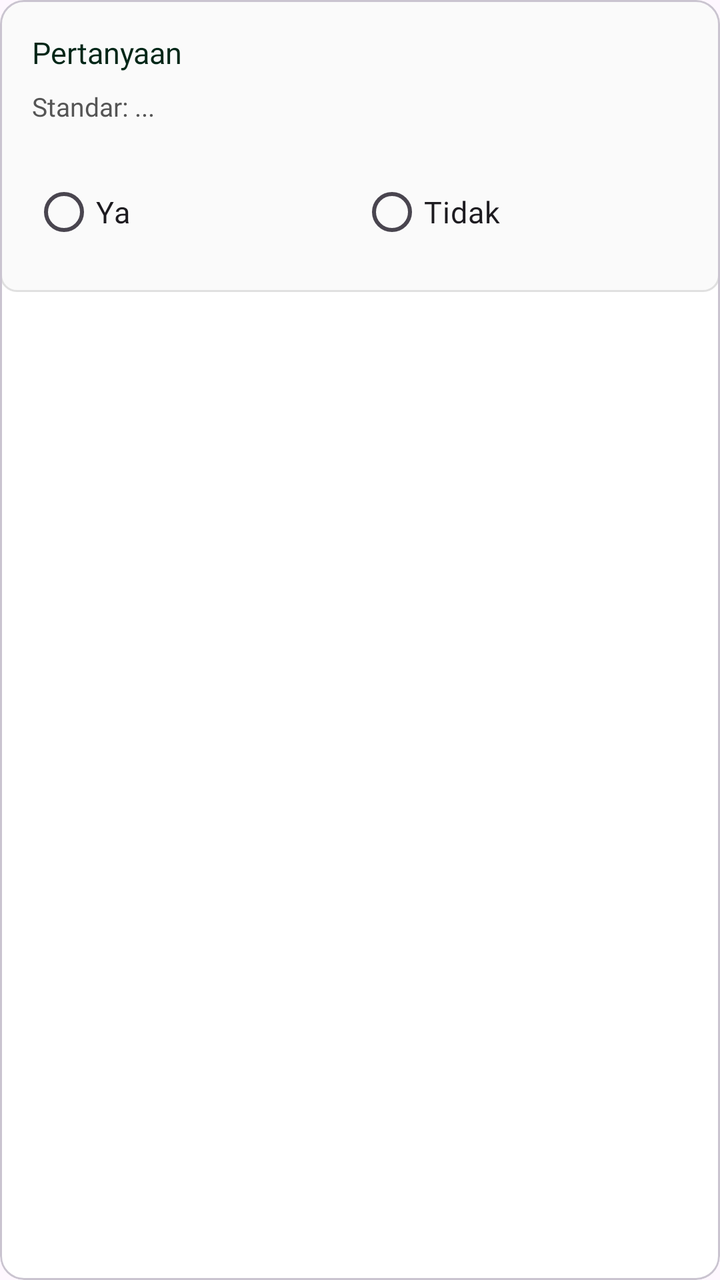
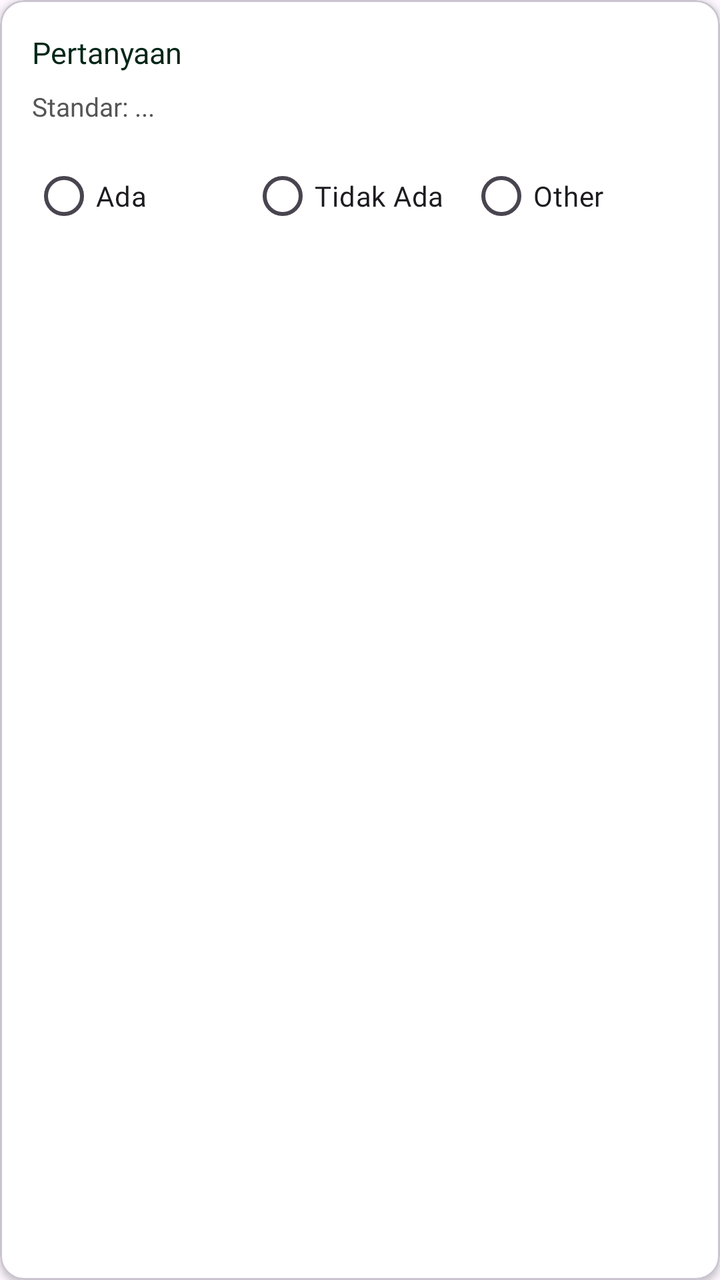

The first picture is an Android layout as it rendered before a commit; the second is the same layout after the commit. The layout source and the unified diff follow.
<!-- AndroidManifest.xml: application theme Theme.Notasawit -->
<!-- res/layout/item_kunjungan_question.xml -->
<?xml version="1.0" encoding="utf-8"?>
<com.google.android.material.card.MaterialCardView
    xmlns:android="http://schemas.android.com/apk/res/android"
    xmlns:app="http://schemas.android.com/apk/res-auto"
    android:layout_width="match_parent"
    android:layout_height="wrap_content"
    android:layout_marginBottom="16dp">

    <LinearLayout
        android:layout_width="match_parent"
        android:layout_height="wrap_content"
        android:padding="16dp"
        android:background="@drawable/bg_card_question"
        android:orientation="vertical">

        <TextView
            android:id="@+id/tvQuestion"
            android:layout_width="match_parent"
            android:layout_height="wrap_content"
            android:text="Pertanyaan"
            android:textColor="#002617"
            android:textSize="15sp"
            android:layout_marginBottom="8dp" android:fontFamily="@font/poppins_semibold" />
            
        <TextView
            android:id="@+id/tvStandard"
            android:layout_width="match_parent"
            android:layout_height="wrap_content"
            android:text="Standar: ..."
            android:textColor="#555555"
            android:textSize="13sp"
            android:layout_marginBottom="12dp" android:fontFamily="@font/poppins_medium" />

        <RadioGroup
            android:id="@+id/rgAnswer"
            android:layout_width="match_parent"
            android:layout_height="wrap_content"
            android:orientation="horizontal"
            android:layout_marginTop="8dp">

            <RadioButton
                android:id="@+id/rbYa"
                android:layout_width="0dp"
                android:textSize="15dp"
                android:fontFamily="@font/poppins_medium"
                android:layout_height="wrap_content"
                android:layout_weight="1"
                android:text="Ya"/>

            <RadioButton
                android:id="@+id/rbTidak"
                android:layout_width="0dp"
                android:textSize="15dp"
                android:fontFamily="@font/poppins_medium"
                android:layout_height="wrap_content"
                android:layout_weight="1"
                android:text="Tidak"/>

        </RadioGroup>

    </LinearLayout>

</com.google.android.material.card.MaterialCardView>
<!-- resources referenced by this layout -->
<resources>
  <!-- drawable bg_card_question (drawable) -->
  <?xml version="1.0" encoding="utf-8"?>
  <shape xmlns:android="http://schemas.android.com/apk/res/android"
      android:shape="rectangle">
  
      <solid android:color="#FAFAFA" />
  
      <stroke
          android:width="1dp"
          android:color="#E0E0E0" />
  
      <corners android:radius="8dp" />
  
  </shape>
  <style name="Theme.Notasawit" parent="Base.Theme.Notasawit" />
  <style name="Base.Theme.Notasawit" parent="Theme.Material3.Light.NoActionBar">
          
          <item name="colorPrimary">@color/primary</item>
          <item name="colorSecondary">@color/secondary</item>
          <item name="colorTertiary">@color/tertiary</item>
          <item name="android:statusBarColor">@color/white</item>
          <item name="android:windowLightStatusBar">true</item>
          
          <item name="elevationOverlayEnabled">false</item>
          <item name="colorSurface">@color/white</item>
          
          <item name="colorControlNormal">@color/tertiary</item>
          <item name="colorControlActivated">@color/primary</item>
      </style>
  <color name="primary">#1B4D2E</color>
  <color name="secondary">#D4AF37</color>
  <color name="tertiary">#002617</color>
  <color name="white">#FFFFFFFF</color>
</resources>

<!-- the commit's change to res/layout/item_kunjungan_question.xml (unified diff, before → after) -->
@@ -4,13 +4,15 @@
     xmlns:app="http://schemas.android.com/apk/res-auto"
     android:layout_width="match_parent"
     android:layout_height="wrap_content"
-    android:layout_marginBottom="16dp">
+    android:layout_marginBottom="16dp"
+    app:cardCornerRadius="12dp"
+    app:cardElevation="2dp">
 
     <LinearLayout
         android:layout_width="match_parent"
         android:layout_height="wrap_content"
         android:padding="16dp"
-        android:background="@drawable/bg_card_question"
+        android:background="#FFFFFF"
         android:orientation="vertical">
 
         <TextView
@@ -20,7 +22,8 @@
             android:text="Pertanyaan"
             android:textColor="#002617"
             android:textSize="15sp"
-            android:layout_marginBottom="8dp" android:fontFamily="@font/poppins_semibold" />
+            android:layout_marginBottom="8dp"
+            android:fontFamily="@font/poppins_semibold" />
             
         <TextView
             android:id="@+id/tvStandard"
@@ -29,34 +32,91 @@
             android:text="Standar: ..."
             android:textColor="#555555"
             android:textSize="13sp"
-            android:layout_marginBottom="12dp" android:fontFamily="@font/poppins_medium" />
+            android:layout_marginBottom="12dp"
+            android:fontFamily="@font/poppins_medium" />
 
-        <RadioGroup
-            android:id="@+id/rgAnswer"
+        
+        <LinearLayout
+            android:id="@+id/layoutRadioAnswer"
             android:layout_width="match_parent"
             android:layout_height="wrap_content"
-            android:orientation="horizontal"
-            android:layout_marginTop="8dp">
+            android:orientation="vertical">
 
-            <RadioButton
-                android:id="@+id/rbYa"
-                android:layout_width="0dp"
-                android:textSize="15dp"
-                android:fontFamily="@font/poppins_medium"
+            <RadioGroup
+                android:id="@+id/rgAnswer"
+                android:layout_width="match_parent"
                 android:layout_height="wrap_content"
-                android:layout_weight="1"
-                android:text="Ya"/>
+                android:orientation="horizontal">
 
-            <RadioButton
-                android:id="@+id/rbTidak"
-                android:layout_width="0dp"
-                android:textSize="15dp"
-                android:fontFamily="@font/poppins_medium"
+                <RadioButton
+                    android:id="@+id/rbAda"
+                    android:layout_width="0dp"
+                    android:layout_height="wrap_content"
+                    android:layout_weight="1"
+                    android:text="Ada"
+                    android:textSize="14sp"
+                    android:fontFamily="@font/poppins_medium"/>
+
+                <RadioButton
+                    android:id="@+id/rbTidakAda"
+                    android:layout_width="0dp"
+                    android:layout_height="wrap_content"
+                    android:layout_weight="1"
+                    android:text="Tidak Ada"
+                    android:textSize="14sp"
+                    android:fontFamily="@font/poppins_medium"/>
+
+                <RadioButton
+                    android:id="@+id/rbOther"
+                    android:layout_width="0dp"
+                    android:layout_height="wrap_content"
+                    android:layout_weight="1"
+                    android:text="Other"
+                    android:textSize="14sp"
+                    android:fontFamily="@font/poppins_medium"/>
+
+            </RadioGroup>
+
+            <EditText
+                android:id="@+id/etOtherText"
+                android:layout_width="match_parent"
+                android:layout_height="48dp"
+                android:layout_marginTop="8dp"
+                android:background="@drawable/bg_input_soft"
+                android:paddingHorizontal="12dp"
+                android:hint="Tuliskan keterangan..."
+                android:visibility="gone"
+                android:textColor="#1A202C"
+                android:textColorHint="#A0AEC0"
+                android:textSize="14sp"
+                android:fontFamily="@font/poppins_regular"/>
+
+        </LinearLayout>
+
+        
+        <LinearLayout
+            android:id="@+id/layoutEssayAnswer"
+            android:layout_width="match_parent"
+            android:layout_height="wrap_content"
+            android:orientation="vertical"
+            android:visibility="gone">
+
+            <EditText
+                android:id="@+id/etEssayText"
+                android:layout_width="match_parent"
                 android:layout_height="wrap_content"
-                android:layout_weight="1"
-                android:text="Tidak"/>
+                android:minHeight="50dp"
+                android:background="@drawable/bg_input_soft"
+                android:padding="12dp"
+                android:hint="Tuliskan jawaban..."
+                android:inputType="textMultiLine"
+                android:minLines="2"
+                android:textColor="#1A202C"
+                android:textColorHint="#A0AEC0"
+                android:textSize="14sp"
+                android:fontFamily="@font/poppins_regular"/>
 
-        </RadioGroup>
+        </LinearLayout>
 
     </LinearLayout>
 
<!-- resource entries referenced after the edit -->
@@ -1,18 +1,13 @@
 <!-- resources referenced by this layout -->
 <resources>
-  <!-- drawable bg_card_question (drawable) -->
+  <!-- drawable bg_input_soft (drawable) -->
   <?xml version="1.0" encoding="utf-8"?>
-  <shape xmlns:android="http://schemas.android.com/apk/res/android"
-      android:shape="rectangle">
-  
-      <solid android:color="#FAFAFA" />
-  
+  <shape xmlns:android="http://schemas.android.com/apk/res/android">
+      <solid android:color="#F8FAFC" />
       <stroke
           android:width="1dp"
-          android:color="#E0E0E0" />
-  
-      <corners android:radius="8dp" />
-  
+          android:color="#E2E8F0" />
+      <corners android:radius="12dp" />
   </shape>
   <style name="Theme.Notasawit" parent="Base.Theme.Notasawit" />
   <style name="Base.Theme.Notasawit" parent="Theme.Material3.Light.NoActionBar">
